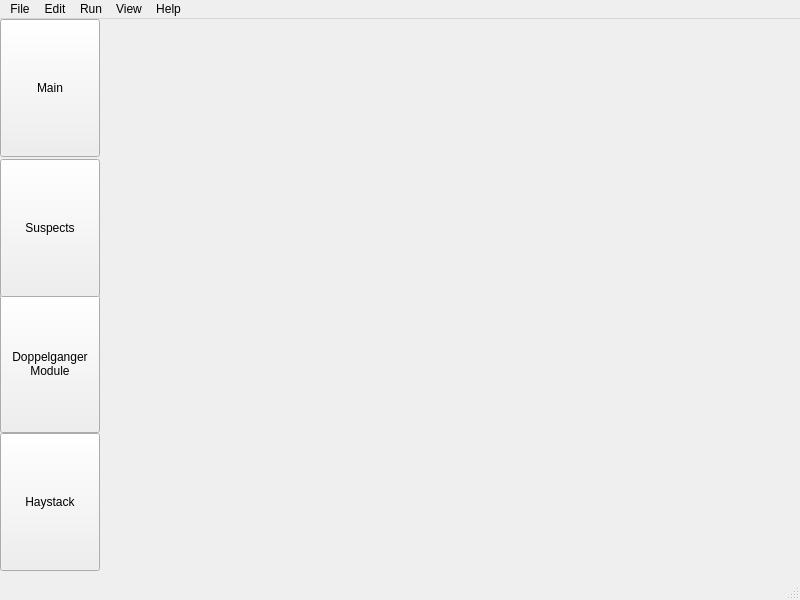
Above: NovaGUI/novagui.ui from altf4/Nova before the change. Below: the same form after it.
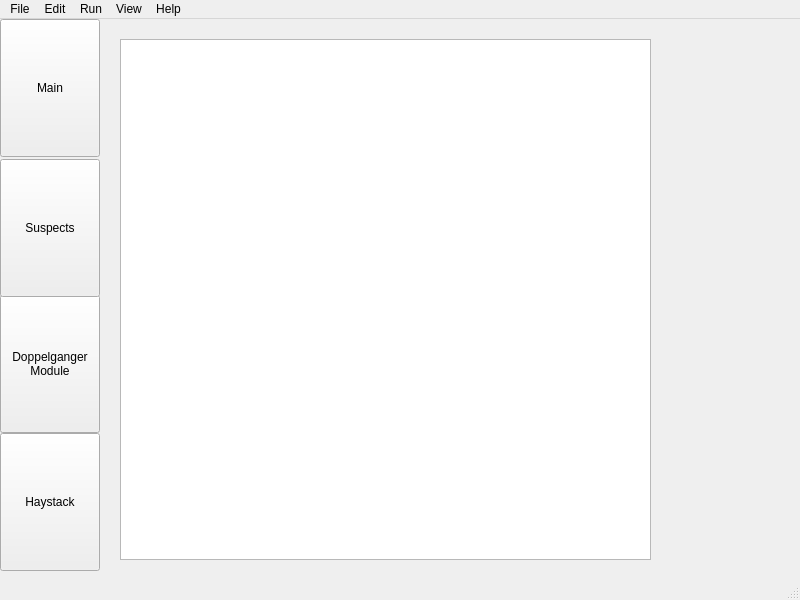
That is the form after the change. The open tabs and pages were chosen to show the change.

Commit message: Preliminary Commit for GUI/XML

Patch:
```diff
--- a/NovaGUI/novagui.ui
+++ b/NovaGUI/novagui.ui
@@ -170,7 +170,49 @@
      </widget>
     </widget>
     <widget class="QWidget" name="doppelPage"/>
-    <widget class="QWidget" name="haystackPage"/>
+    <widget class="QWidget" name="haystackPage">
+     <widget class="QTreeWidget" name="nodesTreeWidget">
+      <property name="geometry">
+       <rect>
+        <x>20</x>
+        <y>40</y>
+        <width>531</width>
+        <height>521</height>
+       </rect>
+      </property>
+      <property name="expandsOnDoubleClick">
+       <bool>true</bool>
+      </property>
+      <attribute name="headerVisible">
+       <bool>false</bool>
+      </attribute>
+      <attribute name="headerDefaultSectionSize">
+       <number>263</number>
+      </attribute>
+      <attribute name="headerStretchLastSection">
+       <bool>false</bool>
+      </attribute>
+      <attribute name="headerDefaultSectionSize">
+       <number>263</number>
+      </attribute>
+      <attribute name="headerVisible">
+       <bool>false</bool>
+      </attribute>
+      <attribute name="headerStretchLastSection">
+       <bool>false</bool>
+      </attribute>
+      <column>
+       <property name="text">
+        <string>Address</string>
+       </property>
+      </column>
+      <column>
+       <property name="text">
+        <string>Profile</string>
+       </property>
+      </column>
+     </widget>
+    </widget>
    </widget>
    <widget class="QPushButton" name="doppelButton">
     <property name="geometry">
```
Left out of the diff: 2 changed lines with no effect on the pictures. The commit also changes 2 other files.
